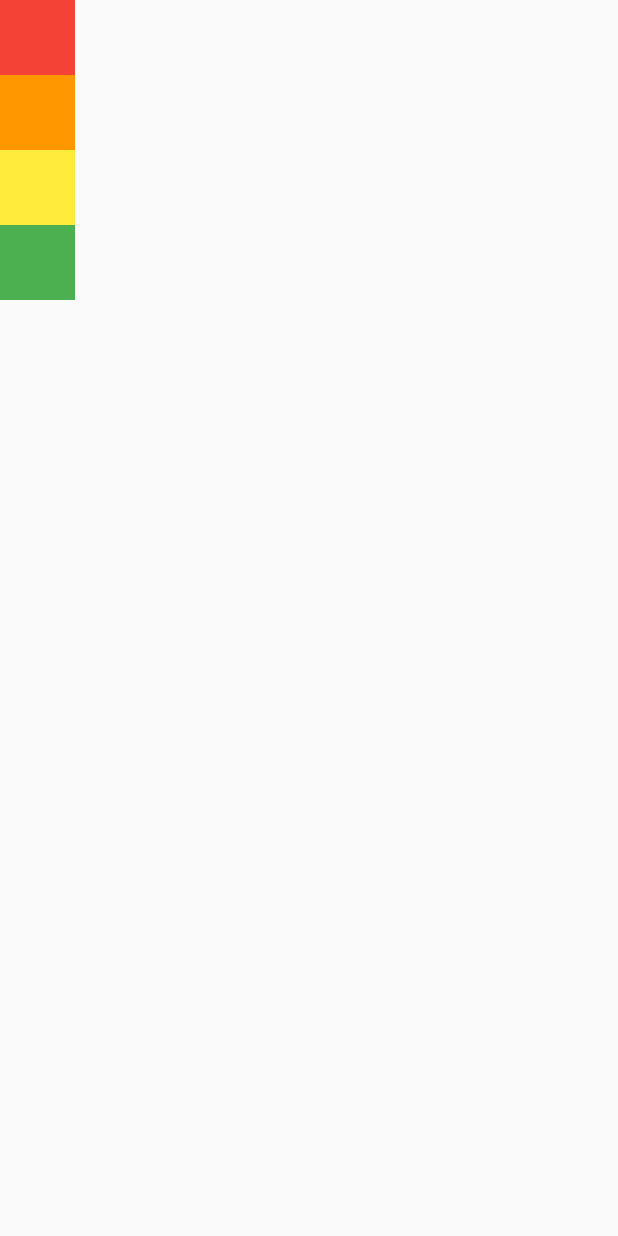
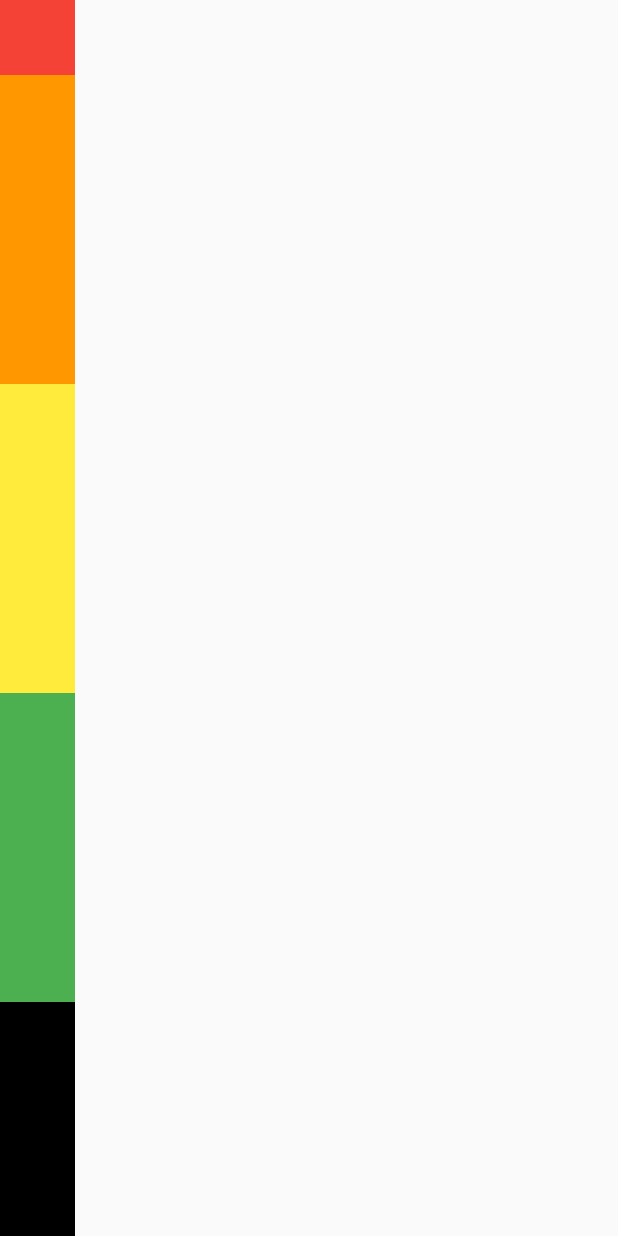
Before and after one commit to jyryuitpro/row_and_column, a Flutter app: the screen it shows after launch, on a phone screen of 412 x 824 dp. Run offline on Flutter 3.47's test engine with Material 2 defaults, Android fonts, the phone set to English and light mode, and no system bars.

Commit message:
Expanded 위젯과 Flexible 위젯

```diff
--- a/lib/screen/home_screen.dart
+++ b/lib/screen/home_screen.dart
@@ -50,27 +50,46 @@ class HomeScreen extends StatelessWidget {
             // MainAxisSize - 주축 크기
             // max - 최대
             // min - 최소
-            mainAxisSize: MainAxisSize.min,
+            mainAxisSize: MainAxisSize.max,
             children: [
-              Container(
+              // Expanded / Flexible
+              // 무조건 Row나 Column 위젯의 children에만 사용할 수 있다.
+
+              // Expanded - 최대한으로 남아있는 사이즈를 차지해라
+              // flex - 기본값 1, 나머지 공간을 나눠먹는 비율
+              // ex) 2 : 3 : 1 : 1
+
+              // Flexible - 비율만큼의 자리를 기본적으로 차지하지만 내부 위젯의 크기가 지정되어 있다면 그 크기만큼만 자리를 차지하고 남는공간은 버린다. (버려진 공간은 상위 위젯 (Column, Row)으로 귀속된다.)
+              // flex를 사용해서 비율을 정할 수 있다.
+              Flexible(
+                // flex: 2,
+                child: Container(
                   color: Colors.red,
                   width: 50.0,
                   height: 50.0,
                 ),
-              Container(
+              ),
+              Expanded(
+                // flex: 3,
+                child: Container(
                   color: Colors.orange,
                   width: 50.0,
                   height: 50.0,
                 ),
-              Container(
+              ),
+              Expanded(
+                child: Container(
                   color: Colors.yellow,
                   width: 50.0,
                   height: 50.0,
                 ),
-              Container(
+              ),
+              Expanded(
+                child: Container(
                   color: Colors.green,
                   width: 50.0,
                   height: 50.0,
+                ),
               ),
             ],
           ),
```
Lines whose indentation alone changed are shown as unchanged.
